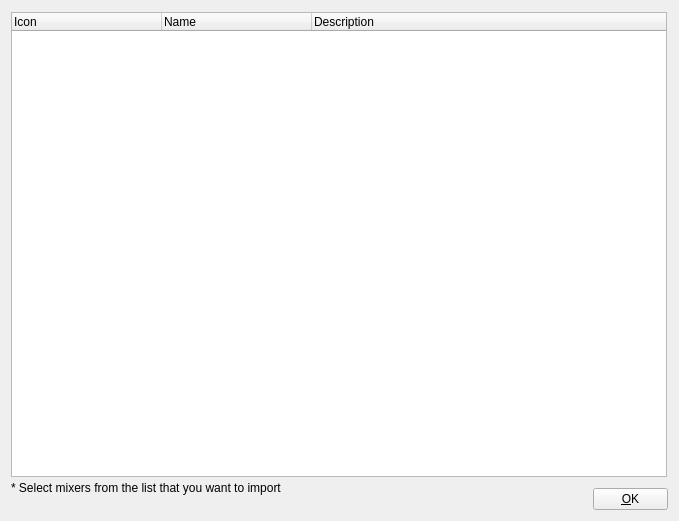
This is src/Widgets/ImportAtemDeviceDialog.ui in CasparCG/client as Qt 5 draws it before an edit. The edited form follows.
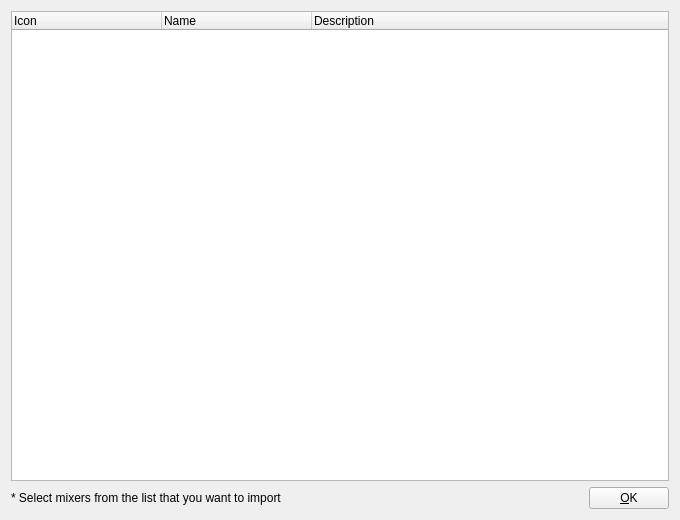
This is the edited form.

Commit message: Simplify layout of assorted widgets

```diff
--- a/src/Widgets/ImportAtemDeviceDialog.ui
+++ b/src/Widgets/ImportAtemDeviceDialog.ui
@@ -6,22 +6,29 @@
    <rect>
     <x>0</x>
     <y>0</y>
-    <width>679</width>
-    <height>521</height>
+    <width>680</width>
+    <height>520</height>
    </rect>
   </property>
   <property name="windowTitle">
    <string>Import TriCaster Mixers</string>
   </property>
+  <layout class="QGridLayout" name="gridLayout">
+   <item row="1" column="0">
+    <widget class="QLabel" name="labelImportInformation">
+     <property name="sizePolicy">
+      <sizepolicy hsizetype="Expanding" vsizetype="Preferred">
+       <horstretch>0</horstretch>
+       <verstretch>0</verstretch>
+      </sizepolicy>
+     </property>
+     <property name="text">
+      <string>* Select mixers from the list that you want to import</string>
+     </property>
+    </widget>
+   </item>
+   <item row="1" column="1">
   <widget class="QPushButton" name="pushButtonOk">
-   <property name="geometry">
-    <rect>
-     <x>593</x>
-     <y>488</y>
-     <width>75</width>
-     <height>22</height>
-    </rect>
-   </property>
    <property name="focusPolicy">
     <enum>Qt::NoFocus</enum>
    </property>
@@ -32,15 +39,9 @@
     <string>Alt+O</string>
    </property>
   </widget>
+   </item>
+   <item row="0" column="0" colspan="2">
   <widget class="QTreeWidget" name="treeWidgetAtemDevice">
-   <property name="geometry">
-    <rect>
-     <x>11</x>
-     <y>12</y>
-     <width>656</width>
-     <height>465</height>
-    </rect>
-   </property>
    <property name="alternatingRowColors">
     <bool>true</bool>
    </property>
@@ -75,19 +76,8 @@
     </property>
    </column>
   </widget>
-  <widget class="QLabel" name="labelImportInformation">
-   <property name="geometry">
-    <rect>
-     <x>11</x>
-     <y>480</y>
-     <width>591</width>
-     <height>16</height>
-    </rect>
-   </property>
-   <property name="text">
-    <string>* Select mixers from the list that you want to import</string>
-   </property>
-  </widget>
+   </item>
+  </layout>
  </widget>
  <resources/>
  <connections>
```
Lines whose indentation alone changed are shown as unchanged. The commit also changes 13 other files.
